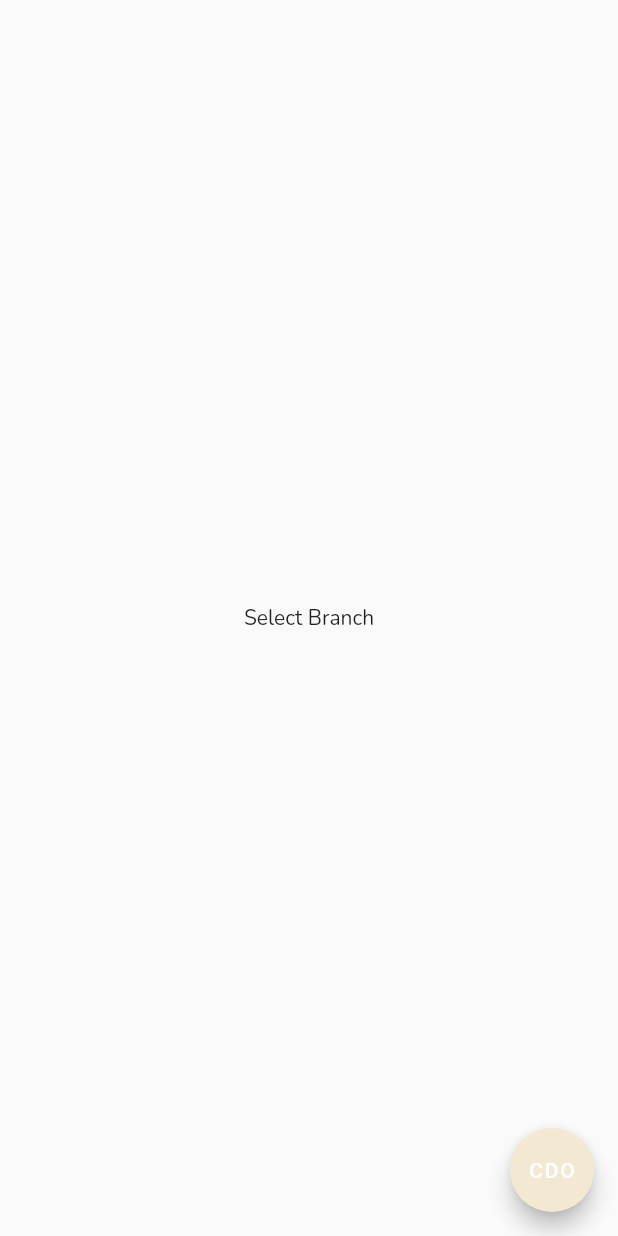
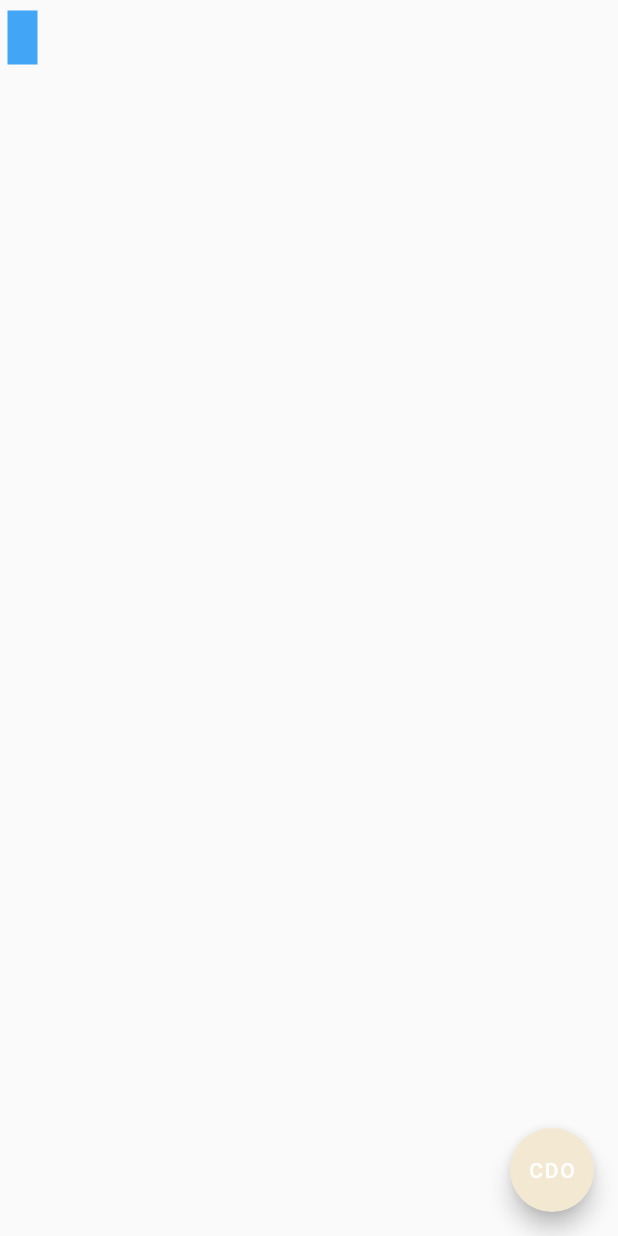
Before and after one commit to MendozaFiona/digi-log-mobile, a Flutter app: the screen it shows after launch, on a phone screen of 412 x 824 dp. Run offline on Flutter 3.47's test engine with Material 2 defaults, Android fonts, the light colour scheme and no system bars.

Commit message:
added code references

```diff
--- a/lib/main.dart
+++ b/lib/main.dart
@@ -9,17 +9,11 @@ class SelectBranch extends StatelessWidget {
   Widget build(BuildContext context) {
     return Scaffold(
       // no appbar
-      body: Center(
-        child: Text(
-          'Select Branch',
-          style: TextStyle(
-            //fontSize: ,
-            //fontWeight: FontWeight.bold,
-            //letterSpacing: 2.0,
-            //color: Colors.grey[600],
-            fontFamily: 'Nunito',
-          ),
-        ),
+      body: Container(
+        padding: EdgeInsets.all(10.0),
+        margin: EdgeInsets.fromLTRB(5.0, 7.0, 3.0, 4.0),
+        color: Colors.blue[400],
+        child: Text(''),
       ),
 
       floatingActionButton: FloatingActionButton(
@@ -30,3 +24,18 @@ class SelectBranch extends StatelessWidget {
     );
   }
 }
+
+/*
+Center(
+  child: Text(
+    'Select Branch',
+    style: TextStyle(
+      //fontSize: ,
+      //fontWeight: FontWeight.bold,
+      //letterSpacing: 2.0,
+      //color: Colors.grey[600],
+      fontFamily: 'Nunito',
+    ),
+  ),
+),
+*/
```
Also changed, not shown: lib/code.dart (added, +50 -0 lines), pubspec.yaml (+4 -3 lines).
